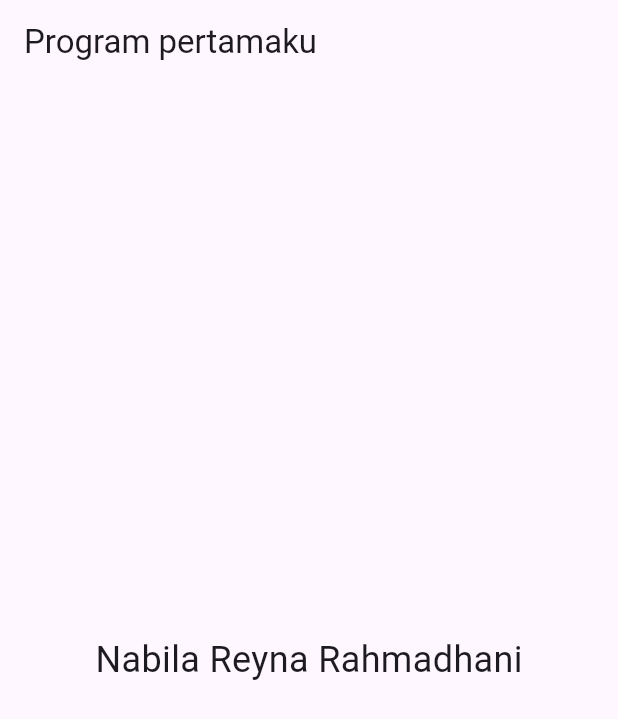
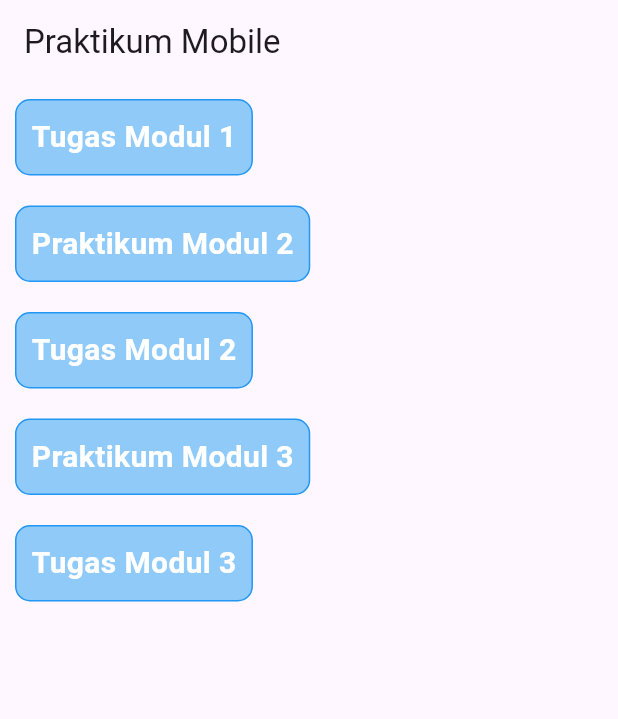
Before and after one commit to nabilareyna/praktikum_mobile, a Flutter app: the screen it shows after launch, on a phone screen of 412 x 824 dp. Shown: the top 719 px of the screen. Run offline on Flutter 3.47's test engine with Material 3 defaults, Android fonts, the phone set to English and light mode, and no system bars; our stand-ins replace get.

```diff
--- a/lib/main.dart
+++ b/lib/main.dart
@@ -1,4 +1,7 @@
 import 'package:flutter/material.dart';
+import 'package:get/get.dart';
+import 'package:praktikum_mobile_1/routes/app_pages.dart';
+import 'package:praktikum_mobile_1/routes/app_routes.dart';
 
 void main() {
   runApp(const MainApp());
@@ -9,8 +12,11 @@ class MainApp extends StatelessWidget {
 
   @override
   Widget build(BuildContext context) {
-    return MaterialApp(
-      home: Scaffold(appBar: AppBar(title: Text("Program pertamaku")), body: Center(child: Text('Nabila Reyna Rahmadhani', style: TextStyle(fontSize: 24)))),
+    return GetMaterialApp(
+      debugShowCheckedModeBanner: false,
+      title: 'Praktikum Mobile',
+      initialRoute: AppRoutes.home,
+      getPages: AppPages.routes,
     );
   }
 }
--- /dev/null
+++ b/lib/modules/home.dart
@@ -0,0 +1,65 @@
+import 'package:flutter/material.dart';
+import 'package:get/get.dart';
+
+class Home extends StatelessWidget {
+  const Home({super.key});
+
+  @override
+  Widget build(BuildContext context) {
+    return Scaffold(
+      appBar: AppBar(title: const Text('Praktikum Mobile')),
+      body: SafeArea(
+        child: Column(
+          crossAxisAlignment: CrossAxisAlignment.start,
+          children: [
+            InkWell(
+              onTap: () => Get.toNamed('/tugas_1'),
+              child: Container(
+                margin: const EdgeInsets.all(10),
+                padding: const EdgeInsets.all(10),
+                decoration: BoxDecoration(border: Border.all(color: Colors.blue), color: Colors.blue.shade200, borderRadius: BorderRadius.circular(10)),
+                child: const Text('Tugas Modul 1', style: TextStyle(fontSize: 20, fontWeight: FontWeight.bold, color: Colors.white)),
+              ),
+            ),
+            InkWell(
+              onTap: () => Get.toNamed('/praktikum_2'),
+              child: Container(
+                margin: const EdgeInsets.all(10),
+                padding: const EdgeInsets.all(10),
+                decoration: BoxDecoration(border: Border.all(color: Colors.blue), color: Colors.blue.shade200, borderRadius: BorderRadius.circular(10)),
+                child: const Text('Praktikum Modul 2', style: TextStyle(fontSize: 20, fontWeight: FontWeight.bold, color: Colors.white)),
+              ),
+            ),
+            InkWell(
+              onTap: () => Get.toNamed('/tugas_2'),
+              child: Container(
+                margin: const EdgeInsets.all(10),
+                padding: const EdgeInsets.all(10),
+                decoration: BoxDecoration(border: Border.all(color: Colors.blue), color: Colors.blue.shade200, borderRadius: BorderRadius.circular(10)),
+                child: const Text('Tugas Modul 2', style: TextStyle(fontSize: 20, fontWeight: FontWeight.bold, color: Colors.white)),
+              ),
+            ),
+            InkWell(
+              onTap: () => Get.toNamed('/praktikum_3'),
+              child: Container(
+                margin: const EdgeInsets.all(10),
+                padding: const EdgeInsets.all(10),
+                decoration: BoxDecoration(border: Border.all(color: Colors.blue), color: Colors.blue.shade200, borderRadius: BorderRadius.circular(10)),
+                child: const Text('Praktikum Modul 3', style: TextStyle(fontSize: 20, fontWeight: FontWeight.bold, color: Colors.white)),
+              ),
+            ),
+            InkWell(
+              onTap: () => Get.toNamed('/tugas_3'),
+              child: Container(
+                margin: const EdgeInsets.all(10),
+                padding: const EdgeInsets.all(10),
+                decoration: BoxDecoration(border: Border.all(color: Colors.blue), color: Colors.blue.shade200, borderRadius: BorderRadius.circular(10)),
+                child: const Text('Tugas Modul 3', style: TextStyle(fontSize: 20, fontWeight: FontWeight.bold, color: Colors.white)),
+              ),
+            ),
+          ],
+        ),
+      ),
+    );
+  }
+}
--- /dev/null
+++ b/lib/routes/app_pages.dart
@@ -0,0 +1,20 @@
+
+import 'package:get/get.dart';
+import 'package:praktikum_mobile_1/modules/home.dart';
+import 'package:praktikum_mobile_1/modules/modul_1/ui/tugas_1.dart';
+import 'package:praktikum_mobile_1/modules/modul_2/ui/praktikum_2.dart';
+import 'package:praktikum_mobile_1/modules/modul_2/ui/tugas_2.dart';
+import 'package:praktikum_mobile_1/modules/modul_3/ui/praktikum_3.dart';
+import 'package:praktikum_mobile_1/modules/modul_3/ui/tugas_3.dart';
+import 'package:praktikum_mobile_1/routes/app_routes.dart';
+
+class AppPages {
+  static final routes = [
+    GetPage(name: AppRoutes.home, page: () => const Home()),
+    GetPage(name: AppRoutes.tugas_1, page: () => const Tugas1()),
+    GetPage(name: AppRoutes.praktikum_2, page: () => const Praktikum2()),
+    GetPage(name: AppRoutes.tugas_2, page: () => Tugas2()),
+    GetPage(name: AppRoutes.praktikum_3, page: () => const Praktikum3()),
+    GetPage(name: AppRoutes.tugas_3, page: () => Tugas3()),
+  ];
+}
--- /dev/null
+++ b/lib/routes/app_routes.dart
@@ -0,0 +1,10 @@
+abstract class AppRoutes {
+  static const String home = '/home';
+  static const String tugas_1 = '/tugas_1';
+  static const String praktikum_2 = '/praktikum_2';
+  static const String tugas_2 = '/tugas_2';
+  static const String praktikum_3 = '/praktikum_3';
+  static const String tugas_3 = '/tugas_3';
+  static const String praktikum_4 = '/praktikum_4';
+  static const String tugas_4 = '/tugas_4';
+}
--- a/pubspec.yaml
+++ b/pubspec.yaml
@@ -9,6 +9,7 @@ environment:
 dependencies:
   flutter:
     sdk: flutter
+  get: ^4.7.2
 
 dev_dependencies:
   flutter_test:
```
Also changed, not shown: lib/modules/modul_1/ui/tugas_1.dart (added, +12 -0 lines), lib/modules/modul_2/ui/icon_container_widget.dart (added, +26 -0 lines), lib/modules/modul_2/ui/praktikum_2.dart (added, +40 -0 lines), lib/modules/modul_2/ui/tugas_2.dart (added, +35 -0 lines), lib/modules/modul_3/ui/icon_container_widget.dart (added, +20 -0 lines), lib/modules/modul_3/ui/praktikum_3.dart (added, +52 -0 lines), lib/modules/modul_3/ui/tugas_3.dart (added, +29 -0 lines), pubspec.lock.
